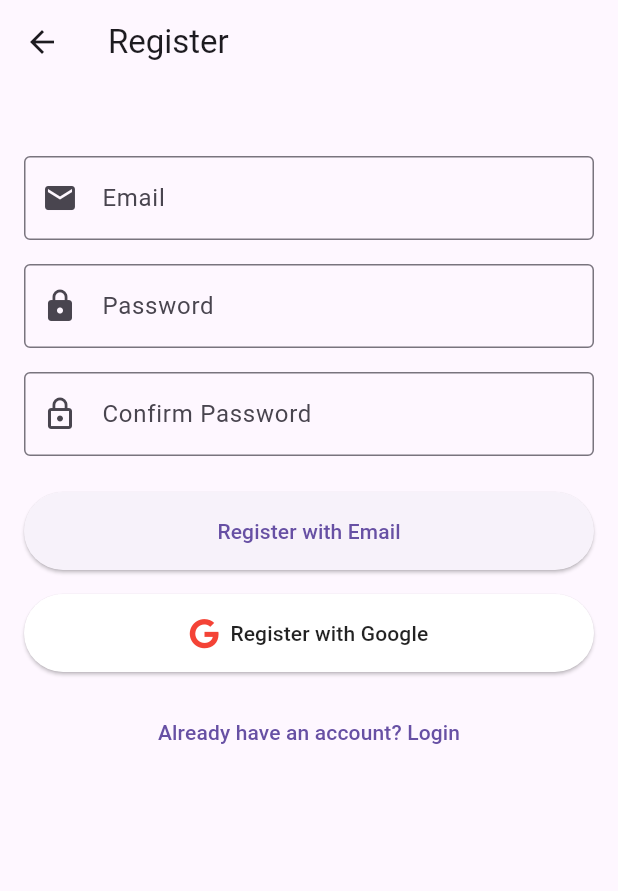
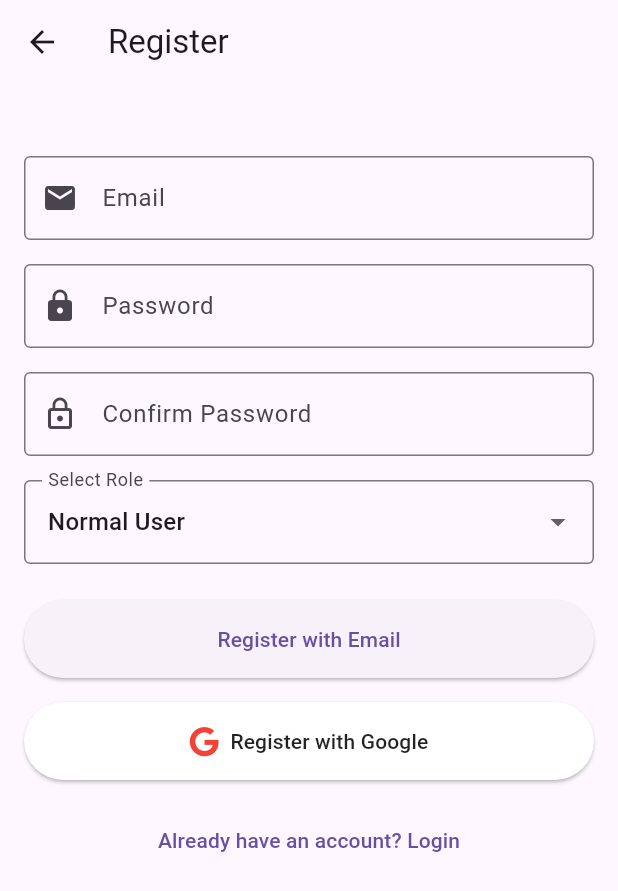
Before and after one commit to Benndora1/Tailor-Booking, a Flutter app: the screen it shows after launch, after a tap on "Login with Email", after a tap on "Login with Google", after a tap on "Don't have an account? Register", on a phone screen of 412 x 824 dp. Shown: the top 891 px of the screen. Run offline on Flutter 3.47's test engine with Material 3 defaults, Android fonts, the phone set to English and light mode, and no system bars; our stand-ins replace cloud_firestore, firebase_auth, firebase_core, firebase_messaging, font_awesome_flutter, google_sign_in; accounts and stored records are empty; network calls fail.

Commit message:
Implemented role based log in

```diff
--- a/lib/main.dart
+++ b/lib/main.dart
@@ -4,6 +4,8 @@ import 'firebase_options.dart';
 import 'screens/login_screen.dart';
 import 'screens/register_screen.dart';
 import 'screens/home_screen.dart';
+import 'screens/admin_dashboard.dart'; // Import AdminDashboard
+import 'screens/tailor_dashboard.dart'; // Import TailorDashboard
 
 void main() async {
   WidgetsFlutterBinding.ensureInitialized();
@@ -23,11 +25,13 @@ class TailorBookingApp extends StatelessWidget {
       theme: ThemeData(
         primarySwatch: Colors.blue,
       ),
-      initialRoute: '/login', // Set the initial route to LoginScreen
+      initialRoute: '/login',
       routes: {
-        '/login': (context) => const LoginScreen(), // Route for LoginScreen
+        '/login': (context) => const LoginScreen(),
         '/register': (context) => const RegisterScreen(),
-        '/home': (context) => const HomeScreen()
+        '/home': (context) => const HomeScreen(),
+        '/admin-dashboard': (context) => const AdminDashboard(), // Admin route
+        '/tailor-dashboard': (context) => const TailorDashboard(), // Tailor route
       },
     );
   }
--- a/lib/screens/login_screen.dart
+++ b/lib/screens/login_screen.dart
@@ -23,6 +23,7 @@ class _LoginScreenState extends State<LoginScreen> {
     super.dispose();
   }
 
+  /// Handles login with email and password
   Future<void> _loginWithEmail() async {
     setState(() {
       _isLoading = true;
@@ -34,13 +35,36 @@ class _LoginScreenState extends State<LoginScreen> {
         _emailController.text.trim(),
         _passwordController.text.trim(),
       );
+
       if (user != null) {
+        if (!mounted) return;
+
+        // Fetch the user's role from Firestore
+        final role = await _authService.getUserRole(user.uid);
+
+        // Navigate based on the user's role
+        switch (role) {
+          case 'admin':
+            Navigator.pushReplacementNamed(context, '/admin-dashboard');
+            break;
+          case 'tailor':
+            Navigator.pushReplacementNamed(context, '/tailor-dashboard');
+            break;
+          case 'user':
             Navigator.pushReplacementNamed(context, '/home');
+            break;
+          default:
+            Navigator.pushReplacementNamed(context, '/home');
+        }
       } else {
         setState(() {
           _errorMessage = 'Login failed. Please check your credentials.';
         });
       }
+    } catch (e) {
+      setState(() {
+        _errorMessage = 'An unexpected error occurred: $e';
+      });
     } finally {
       setState(() {
         _isLoading = false;
@@ -48,6 +72,7 @@ class _LoginScreenState extends State<LoginScreen> {
     }
   }
 
+  /// Handles login with Google
   Future<void> _loginWithGoogle() async {
     setState(() {
       _isLoading = true;
@@ -56,13 +81,36 @@ class _LoginScreenState extends State<LoginScreen> {
 
     try {
       final user = await _authService.signInWithGoogle();
+
       if (user != null) {
+        if (!mounted) return;
+
+        // Fetch the user's role from Firestore
+        final role = await _authService.getUserRole(user.uid);
+
+        // Navigate based on the user's role
+        switch (role) {
+          case 'admin':
+            Navigator.pushReplacementNamed(context, '/admin-dashboard');
+            break;
+          case 'tailor':
+            Navigator.pushReplacementNamed(context, '/tailor-dashboard');
+            break;
+          case 'user':
             Navigator.pushReplacementNamed(context, '/home');
+            break;
+          default:
+            Navigator.pushReplacementNamed(context, '/home');
+        }
       } else {
         setState(() {
           _errorMessage = 'Google Sign-In failed. Please try again.';
         });
       }
+    } catch (e) {
+      setState(() {
+        _errorMessage = e.toString();
+      });
     } finally {
       setState(() {
         _isLoading = false;
@@ -79,83 +127,67 @@ class _LoginScreenState extends State<LoginScreen> {
         child: Column(
           mainAxisAlignment: MainAxisAlignment.center,
           children: [
-            // Email Field
             TextField(
               controller: _emailController,
               decoration: const InputDecoration(
                 labelText: 'Email',
-                errorText: '',
                 prefixIcon: Icon(Icons.email),
+                border: OutlineInputBorder(),
               ),
               keyboardType: TextInputType.emailAddress,
+              autofillHints: const [AutofillHints.email],
             ),
             const SizedBox(height: 16),
-
-            // Password Field
             TextField(
               controller: _passwordController,
               obscureText: true,
               decoration: const InputDecoration(
                 labelText: 'Password',
-                errorText: '',
                 prefixIcon: Icon(Icons.lock),
+                border: OutlineInputBorder(),
               ),
+              autofillHints: const [AutofillHints.password],
             ),
             const SizedBox(height: 24),
-
-            // Error Message
             if (_errorMessage.isNotEmpty)
               Padding(
                 padding: const EdgeInsets.only(bottom: 16),
                 child: Text(
                   _errorMessage,
                   style: const TextStyle(color: Colors.red, fontSize: 14),
+                  textAlign: TextAlign.center,
                 ),
               ),
-
-            // Login with Email Button
-            SizedBox(
-              width: double.infinity,
-              child: ElevatedButton(
+            ElevatedButton(
               onPressed: _isLoading ? null : _loginWithEmail,
               style: ElevatedButton.styleFrom(
-                  padding: const EdgeInsets.symmetric(vertical: 12),
+                padding: const EdgeInsets.symmetric(vertical: 16),
               ),
               child: _isLoading
                   ? const SizedBox(
                 width: 24,
                 height: 24,
-                  child: CircularProgressIndicator(
-                    color: Colors.white,
-                    strokeWidth: 2,
-                  ),
+                child: CircularProgressIndicator(strokeWidth: 2),
               )
                   : const Text('Login with Email'),
             ),
-            ),
             const SizedBox(height: 16),
-
-            // Google Sign-In Button
-            SizedBox(
-              width: double.infinity,
-              child: ElevatedButton.icon(
+            ElevatedButton.icon(
               onPressed: _isLoading ? null : _loginWithGoogle,
               icon: const FaIcon(
                 FontAwesomeIcons.google,
                 size: 20,
+                color: Colors.red,
               ),
               label: const Text('Login with Google'),
               style: ElevatedButton.styleFrom(
                 backgroundColor: Colors.white,
                 foregroundColor: Colors.black87,
-                  padding: const EdgeInsets.symmetric(vertical: 12),
+                padding: const EdgeInsets.symmetric(vertical: 16),
                 elevation: 1,
               ),
             ),
-            ),
             const SizedBox(height: 16),
-
-            // Register Button
             TextButton(
               onPressed: () => Navigator.pushNamed(context, '/register'), // Navigate to RegisterScreen
               child: const Text(
--- a/lib/screens/register_screen.dart
+++ b/lib/screens/register_screen.dart
@@ -10,10 +10,12 @@ class RegisterScreen extends StatefulWidget {
 }
 
 class _RegisterScreenState extends State<RegisterScreen> {
-  final AuthService _authService = AuthService(); // Ensure AuthService is properly imported
+  final AuthService _authService = AuthService();
   final TextEditingController _emailController = TextEditingController();
   final TextEditingController _passwordController = TextEditingController();
   final TextEditingController _confirmPasswordController = TextEditingController();
+
+  String _selectedRole = 'user'; // Default role is 'user'
   bool _isLoading = false;
   String _errorMessage = '';
 
@@ -33,9 +35,26 @@ class _RegisterScreenState extends State<RegisterScreen> {
     });
 
     try {
+      // Basic validation
+      if (_emailController.text.isEmpty || _passwordController.text.isEmpty) {
+        setState(() {
+          _errorMessage = 'Please fill in all fields.';
+        });
+        return;
+      }
+
+      if (_passwordController.text != _confirmPasswordController.text) {
+        setState(() {
+          _errorMessage = 'Passwords do not match.';
+        });
+        return;
+      }
+
+      // Call registerWithEmailAndPassword with the selected role
       final user = await _authService.registerWithEmailAndPassword(
         _emailController.text.trim(),
         _passwordController.text.trim(),
+        _selectedRole, // Pass the selected role
       );
 
       if (user != null) {
@@ -49,34 +68,6 @@ class _RegisterScreenState extends State<RegisterScreen> {
     } catch (e) {
       setState(() {
         _errorMessage = 'An unexpected error occurred: $e';
-      });
-    } finally {
-      setState(() {
-        _isLoading = false;
-      });
-    }
-  }
-
-  /// Handles registration with Google
-  Future<void> _registerWithGoogle() async {
-    setState(() {
-      _isLoading = true;
-      _errorMessage = '';
-    });
-
-    try {
-      final user = await _authService.signInWithGoogle();
-      if (user != null) {
-        if (!mounted) return;
-        Navigator.pushReplacementNamed(context, '/home'); // Navigate to HomeScreen
-      } else {
-        setState(() {
-          _errorMessage = 'Google registration failed. Please try again.';
-        });
-      }
-    } catch (e) {
-      setState(() {
-        _errorMessage = e.toString();
       });
     } finally {
       setState(() {
@@ -133,6 +124,23 @@ class _RegisterScreenState extends State<RegisterScreen> {
               obscureText: true,
               autofillHints: const [AutofillHints.newPassword],
             ),
+            const SizedBox(height: 16),
+            DropdownButtonFormField<String>(
+              value: _selectedRole,
+              items: const [
+                DropdownMenuItem(value: 'user', child: Text('Normal User')),
+                DropdownMenuItem(value: 'tailor', child: Text('Tailor')),
+              ],
+              onChanged: (value) {
+                setState(() {
+                  _selectedRole = value ?? 'user'; // Default to 'user' if null
+                });
+              },
+              decoration: const InputDecoration(
+                labelText: 'Select Role',
+                border: OutlineInputBorder(),
+              ),
+            ),
             const SizedBox(height: 24),
             if (_errorMessage.isNotEmpty)
               Padding(
@@ -158,7 +166,7 @@ class _RegisterScreenState extends State<RegisterScreen> {
             ),
             const SizedBox(height: 16),
             ElevatedButton.icon(
-              onPressed: _isLoading ? null : _registerWithGoogle,
+              onPressed: _isLoading ? null : _authService.signInWithGoogle,
               icon: const FaIcon(
                 FontAwesomeIcons.google,
                 size: 20,
--- a/lib/services/auth_service.dart
+++ b/lib/services/auth_service.dart
@@ -1,10 +1,11 @@
-// services/auth_service.dart - KEEP ALL OF THIS
 import 'package:firebase_auth/firebase_auth.dart';
 import 'package:google_sign_in/google_sign_in.dart';
+import 'package:cloud_firestore/cloud_firestore.dart';
 
 class AuthService {
   final FirebaseAuth _auth = FirebaseAuth.instance;
   final GoogleSignIn _googleSignIn = GoogleSignIn();
+  final FirebaseFirestore _db = FirebaseFirestore.instance;
 
   // Sign in with email and password
   Future<User?> signInWithEmailAndPassword(String email, String password) async {
@@ -20,10 +21,23 @@ class AuthService {
   }
 
   // Register with email and password
-  Future<User?> registerWithEmailAndPassword(String email, String password) async {
+  Future<User?> registerWithEmailAndPassword(String email, String password, String role) async {
     try {
       final userCredential = await _auth.createUserWithEmailAndPassword(email: email, password: password);
-      return userCredential.user;
+      final user = userCredential.user;
+
+      if (user != null) {
+        // Save user data to Firestore with the specified role
+        await _db.collection('users').doc(user.uid).set({
+          'email': email,
+          'name': '', // Can be updated later
+          'role': role, // Assign the role
+          'created_at': FieldValue.serverTimestamp(),
+        });
+        print('User registered with role: $role');
+        return user;
+      }
+      return null;
     } on FirebaseAuthException catch (e) {
       return _handleFirebaseAuthError(e.code);
     } catch (e) {
@@ -37,13 +51,33 @@ class AuthService {
     try {
       final GoogleSignInAccount? googleUser = await _googleSignIn.signIn();
       if (googleUser == null) return null;
+
       final GoogleSignInAuthentication googleAuth = await googleUser.authentication;
       final OAuthCredential credential = GoogleAuthProvider.credential(
         accessToken: googleAuth.accessToken,
         idToken: googleAuth.idToken,
       );
+
       final userCredential = await _auth.signInWithCredential(credential);
-      return userCredential.user;
+      final user = userCredential.user;
+
+      if (user != null) {
+        // Check if the user exists in Firestore
+        final userDoc = await _db.collection('users').doc(user.uid).get();
+
+        if (!userDoc.exists) {
+          // If the user doesn't exist, create a new document with default role 'user'
+          await _db.collection('users').doc(user.uid).set({
+            'email': user.email,
+            'name': user.displayName ?? '',
+            'role': 'user', // Default role for Google users
+            'created_at': FieldValue.serverTimestamp(),
+          });
+          print('New Google user registered with role: user');
+        }
+        return user;
+      }
+      return null;
     } on FirebaseAuthException catch (e) {
       return _handleFirebaseAuthError(e.code);
     } catch (e) {
@@ -82,4 +116,18 @@ class AuthService {
     }
     return null;
   }
+
+  /// Fetch the user's role from Firestore
+  Future<String> getUserRole(String userId) async {
+    try {
+      final userDoc = await _db.collection('users').doc(userId).get();
+      if (userDoc.exists) {
+        return userDoc.data()?['role'] ?? 'user'; // Default to 'user' if role is missing
+      }
+      return 'user'; // Default to 'user' if no document exists
+    } catch (e) {
+      print('Error fetching user role: $e');
+      return 'user'; // Default to 'user' on error
+    }
+  }
 }
```
Also changed, not shown: lib/screens/admin_dashboard.dart (added, +14 -0 lines), lib/screens/tailor_dashboard.dart (added, +14 -0 lines). Lines whose indentation alone changed are shown as unchanged.
